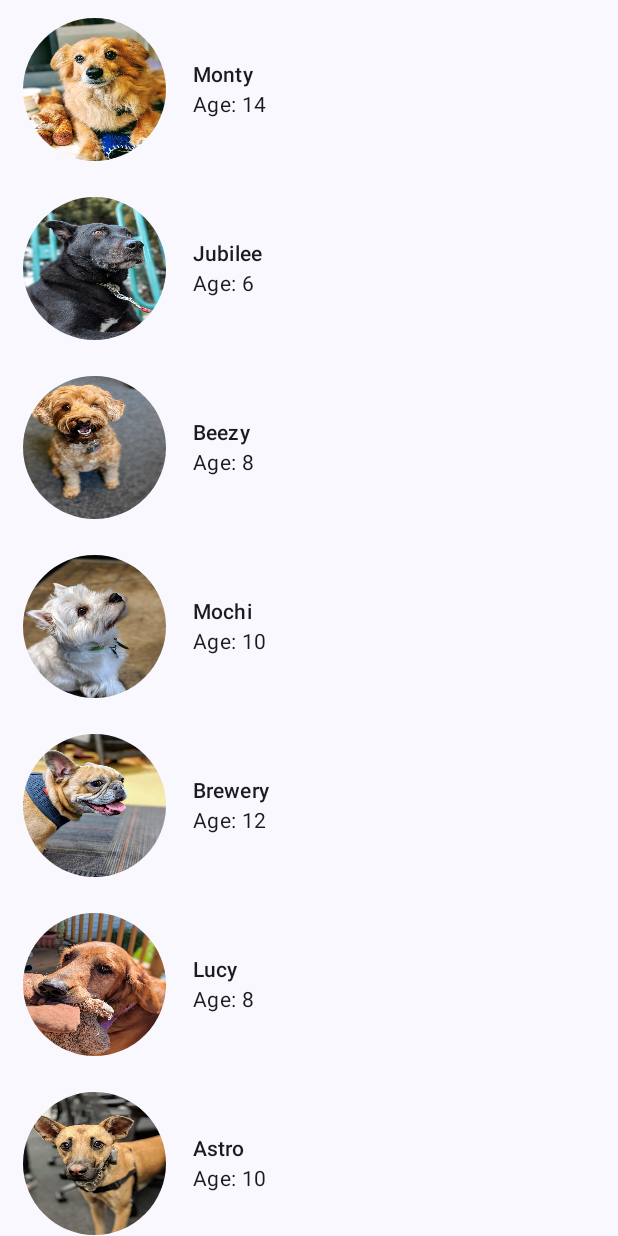
After one commit to YaelAnaya/Pets, an Android app built with Jetpack Compose: the composable PetListScreen called with sample values from the repository, on a phone screen of 412 x 824 dp. The commit adds this screen. Run offline under Robolectric (Android 15) with nearby library versions, the phone set to English and light mode, and no system bars.

```diff
--- a/app/build.gradle.kts
+++ b/app/build.gradle.kts
@@ -1,6 +1,7 @@
 plugins {
     alias(libs.plugins.android.application)
     alias(libs.plugins.jetbrains.kotlin.android)
+    alias(libs.plugins.serialization)
 }
 
 android {
@@ -59,6 +60,11 @@ dependencies {
     implementation(libs.androidx.ui.graphics)
     implementation(libs.androidx.ui.tooling.preview)
     implementation(libs.androidx.material3)
+    implementation(libs.androidx.material3.icons.extended)
+    // Compose Navigation 2.8.0
+    implementation("androidx.navigation:navigation-compose:2.8.0")
+    // Serialization JSON
+    implementation("org.jetbrains.kotlinx:kotlinx-serialization-json:1.3.0")
     testImplementation(libs.junit)
     androidTestImplementation(libs.androidx.junit)
     androidTestImplementation(libs.androidx.espresso.core)
--- /dev/null
+++ b/app/src/main/java/ic/yao/pets/presentation/navigation/Destination.kt
@@ -0,0 +1,6 @@
+package ic.yao.pets.presentation.navigation
+
+// In this file we define the destinations in our app
+
+// TODO 1: Define the @Serializable classes for the destinations in our app.
+//  We will have two destinations: PetList (Without args) and PetDetail (petID arg).
--- /dev/null
+++ b/app/src/main/java/ic/yao/pets/presentation/screen/PetListScreen.kt
@@ -0,0 +1,89 @@
+package ic.yao.pets.presentation.screen
+
+import androidx.compose.foundation.ExperimentalFoundationApi
+import androidx.compose.foundation.Image
+import androidx.compose.foundation.clickable
+import androidx.compose.foundation.layout.Arrangement
+import androidx.compose.foundation.layout.Column
+import androidx.compose.foundation.layout.Row
+import androidx.compose.foundation.layout.fillMaxSize
+import androidx.compose.foundation.layout.fillMaxWidth
+import androidx.compose.foundation.layout.padding
+import androidx.compose.foundation.layout.size
+import androidx.compose.foundation.lazy.LazyColumn
+import androidx.compose.foundation.lazy.items
+import androidx.compose.foundation.shape.CircleShape
+import androidx.compose.material3.MaterialTheme
+import androidx.compose.material3.Text
+import androidx.compose.runtime.Composable
+import androidx.compose.ui.Alignment
+import androidx.compose.ui.Modifier
+import androidx.compose.ui.draw.clip
+import androidx.compose.ui.layout.ContentScale
+import androidx.compose.ui.res.painterResource
+import androidx.compose.ui.unit.dp
+import ic.yao.pets.data.Pet
+
+@OptIn(ExperimentalFoundationApi::class)
+@Composable
+fun PetListScreen(
+    modifier: Modifier = Modifier,
+    petList: List<Pet>,
+    onPetClick: (Int) -> Unit,
+){
+    LazyColumn(
+        modifier = modifier
+            .fillMaxSize(),
+        horizontalAlignment = Alignment.CenterHorizontally,
+        verticalArrangement = Arrangement.Top
+    ) {
+        items(
+            items = petList,
+            key = { pet -> pet.id }
+        ){ pet ->
+            PetItem(
+                pet = pet,
+                onPetClick = onPetClick
+            )
+        }
+    }
+}
+
+@Composable
+fun PetItem(
+    modifier: Modifier = Modifier,
+    pet: Pet,
+    onPetClick: (Int) -> Unit
+){
+    Row(
+        modifier = modifier
+            .fillMaxWidth()
+            .clickable { onPetClick(pet.id) }
+            .padding(vertical = 12.dp, horizontal = 15.dp),
+        verticalAlignment = Alignment.CenterVertically,
+        horizontalArrangement = Arrangement.spacedBy(18.dp)
+    ) {
+        Image(
+            modifier = modifier
+                .size(95.dp)
+                .clip(CircleShape),
+            painter = painterResource(id = pet.drawableId),
+            contentScale = ContentScale.FillBounds,
+            contentDescription = null
+        )
+        Column(
+            modifier= modifier,
+            verticalArrangement = Arrangement.Center,
+            horizontalAlignment = Alignment.Start
+        ) {
+            Text(
+                text = pet.name,
+                style = MaterialTheme.typography.titleSmall
+            )
+            Text(
+                text = "Age: ${pet.age}",
+                style = MaterialTheme.typography.bodyMedium
+            )
+        }
+    }
+}
--- a/gradle/libs.versions.toml
+++ b/gradle/libs.versions.toml
@@ -8,6 +8,7 @@ espressoCore = "3.6.1"
 lifecycleRuntimeKtx = "2.8.5"
 activityCompose = "1.9.2"
 composeBom = "2024.04.01"
+extIcons = "1.7.3"
 
 [libraries]
 androidx-core-ktx = { group = "androidx.core", name = "core-ktx", version.ref = "coreKtx" }
@@ -24,7 +25,9 @@ androidx-ui-tooling-preview = { group = "androidx.compose.ui", name = "ui-toolin
 androidx-ui-test-manifest = { group = "androidx.compose.ui", name = "ui-test-manifest" }
 androidx-ui-test-junit4 = { group = "androidx.compose.ui", name = "ui-test-junit4" }
 androidx-material3 = { group = "androidx.compose.material3", name = "material3" }
+androidx-material3-icons-extended = { group = "androidx.compose.material", name = "material-icons-extended", version.ref = "extIcons" }
 
 [plugins]
 android-application = { id = "com.android.application", version.ref = "agp" }
 jetbrains-kotlin-android = { id = "org.jetbrains.kotlin.android", version.ref = "kotlin" }
+serialization = { id = "org.jetbrains.kotlin.plugin.serialization", version.ref = "kotlin" }
```
Also changed, not shown: app/src/main/java/ic/yao/pets/presentation/PetsApp.kt (+24 -83 lines), app/src/main/java/ic/yao/pets/presentation/navigation/AppNavigation.kt (added, +21 -0 lines), app/src/main/java/ic/yao/pets/presentation/screen/PetDetailScreen.kt (renamed from app/src/main/java/ic/yao/pets/presentation/PetDetailScreen.kt, +6 -15 lines), app/src/main/java/ic/yao/pets/presentation/screen/PetDetailViewModel.kt (added, +12 -0 lines).
